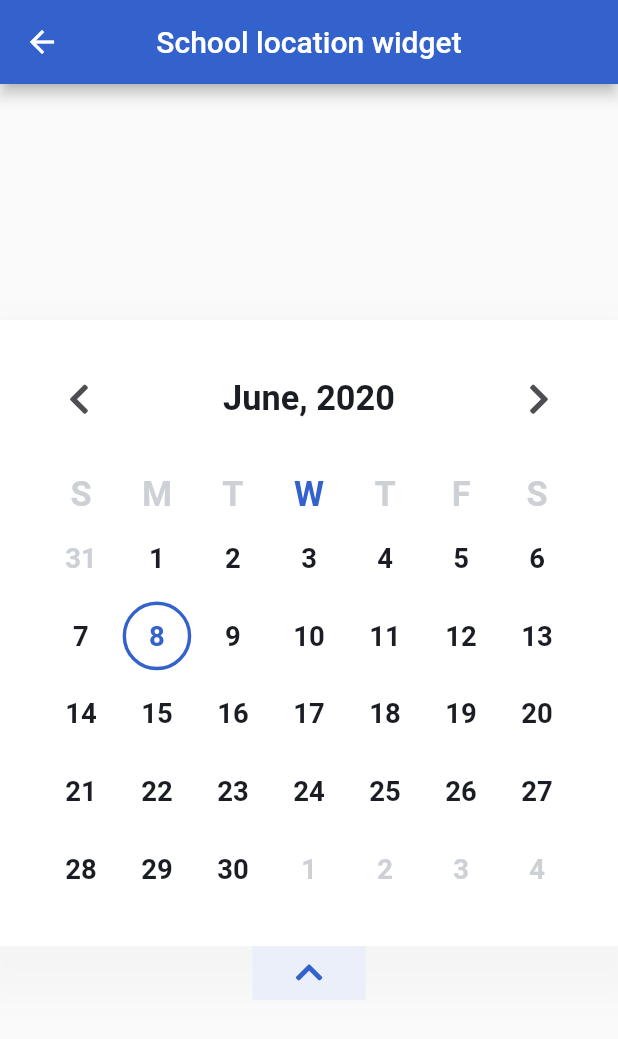
After one commit to bugthedebugger/school-ui-toolkit, a Flutter app: the CalendarExample screen opened directly, after a tap on an icon or button, on a phone screen of 412 x 824 dp. The commit adds this screen. Shown: the top 1039 px of the screen. Run offline on Flutter 3.47's test engine with Material 2 defaults, Android fonts, the phone set to English and light mode, and no system bars; our stand-ins replace cached_network_image, flutter_screenutil, font_awesome_flutter; statements that could not run were skipped.

Commit message:
Finished Calendar

```diff
--- /dev/null
+++ b/example/ui_example/lib/src/ui/calendar_example.dart
@@ -0,0 +1,28 @@
+import 'package:flutter/material.dart';
+import 'package:school_ui_toolkit/school_ui_toolkit.dart';
+
+class CalendarExample extends StatelessWidget {
+  @override
+  Widget build(BuildContext context) {
+    return Scaffold(
+      appBar: AppBar(
+        title: Text('School location widget'),
+        centerTitle: true,
+      ),
+      body: Center(
+        child: Calendar(
+          startExpanded: true,
+          onDateSelected: (date) {
+            print('Selected date: $date');
+          },
+          onNextMonth: (date) {
+            print('Next month: $date');
+          },
+          onPreviousMonth: (date) {
+            print('Previous month: $date');
+          },
+        ),
+      ),
+    );
+  }
+}
--- a/example/ui_example/lib/src/ui/grid_card.dart
+++ b/example/ui_example/lib/src/ui/grid_card.dart
@@ -1,4 +1,5 @@
 import 'package:flutter/material.dart';
+import 'package:school_ui_toolkit/school_ui_toolkit.dart';
 import 'package:ui_example/src/assets/assets.dart';
 
 class GridCard extends StatelessWidget {
@@ -27,7 +28,7 @@ class GridCard extends StatelessWidget {
         alignment: Alignment.center,
         width: ScreenUtil().setWidth(200),
         height: ScreenUtil().setHeight(100),
-        color: Colors.black45,
+        color: SchoolToolkitColors.blue,
         child: Text(
           '$title',
           textAlign: TextAlign.center,
--- a/example/ui_example/lib/src/ui/school_toolkit_text_field_example.dart
+++ b/example/ui_example/lib/src/ui/school_toolkit_text_field_example.dart
@@ -12,7 +12,9 @@ class SchoolToolkitTextFieldExample extends StatelessWidget {
       body: Padding(
         padding: const EdgeInsets.all(8.0),
         child: Center(
-          child: SchoolToolkitTextField(),
+          child: SchoolToolkitTextField(
+            hint: 'Custom text field',
+          ),
         ),
       ),
     );
--- a/example/ui_example/lib/src/ui/ui_catalog.dart
+++ b/example/ui_example/lib/src/ui/ui_catalog.dart
@@ -1,5 +1,6 @@
 import 'package:flutter/material.dart';
 import 'package:ui_example/src/assets/assets.dart';
+import 'package:ui_example/src/ui/calendar_example.dart';
 import 'package:ui_example/src/ui/grid_card.dart';
 import 'package:ui_example/src/ui/school_location_widget_example.dart';
 import 'package:ui_example/src/ui/school_toolkit_button.dart';
@@ -44,6 +45,10 @@ class UICatalog extends StatelessWidget {
             title: 'School toolkit overlapping button card',
             screen: SchoolToolkitOverlappingButtonCardExample(),
           ),
+          GridCard(
+            title: 'Calendar',
+            screen: CalendarExample(),
+          ),
         ],
       ),
     );
--- a/example/ui_example/pubspec.yaml
+++ b/example/ui_example/pubspec.yaml
@@ -34,6 +34,7 @@ dependencies:
   flutter_screenutil: ^2.2.0
   cached_network_image: ^2.2.0+1
   font_awesome_flutter: ^8.8.1
+  intl: ^0.16.1
 
 dev_dependencies:
   flutter_test:
--- a/lib/school_ui_toolkit.dart
+++ b/lib/school_ui_toolkit.dart
@@ -8,3 +8,4 @@ export 'package:school_ui_toolkit/src/school_toolkit_button/school_toolkit_butto
 export 'package:school_ui_toolkit/src/school_toolkit_text_field/school_toolkit_text_field.dart';
 export 'package:school_ui_toolkit/src/school_toolkit_role_button/school_toolkit_role_button.dart';
 export 'package:school_ui_toolkit/src/overlapping_button_card/overlapping_button_card.dart';
+export 'package:school_ui_toolkit/src/calendar/calendar.dart';
--- /dev/null
+++ b/lib/src/calendar/calendar.dart
@@ -0,0 +1,363 @@
+import 'package:flutter/material.dart';
+import 'package:flutter_screenutil/screenutil.dart';
+import 'package:font_awesome_flutter/font_awesome_flutter.dart';
+import 'package:intl/intl.dart';
+import 'package:school_ui_toolkit/src/calendar/calendar_date_element.dart';
+import 'package:school_ui_toolkit/src/colors/school_toolkit_colors.dart';
+import 'package:school_ui_toolkit/src/font_size/font_size.dart';
+
+class Calendar extends StatefulWidget {
+  final bool startExpanded;
+  final Function(DateTime) onDateSelected;
+  final Function(DateTime) onPreviousMonth;
+  final Function(DateTime) onNextMonth;
+
+  const Calendar({
+    Key key,
+    this.startExpanded = false,
+    this.onDateSelected,
+    this.onPreviousMonth,
+    this.onNextMonth,
+  }) : super(key: key);
+
+  @override
+  _CalendarState createState() => _CalendarState();
+}
+
+class _CalendarState extends State<Calendar> {
+  DateTime _selectedDate = DateTime.now();
+  List<DateTime> _weekDayDateTimeList;
+  bool _expanded = false;
+  DateTime _startOfMonth;
+  List<DateTime> _monthDateTimeList;
+  List<List<DateTime>> _calendarData;
+
+  @override
+  void initState() {
+    _expanded = widget.startExpanded;
+    _initCalendar();
+    super.initState();
+  }
+
+  void _initCalendar() {
+    _weekDayDateTimeList = List<DateTime>();
+    _monthDateTimeList = List<DateTime>();
+    _calendarData = List<List<DateTime>>();
+
+    if (_selectedDate.day == 1) {
+      _startOfMonth = _selectedDate;
+    } else {
+      _startOfMonth = _selectedDate.subtract(
+        Duration(days: _selectedDate.day - 1),
+      );
+    }
+
+    if (_startOfMonth.day != DateTime.sunday) {
+      _startOfMonth = _startOfMonth.subtract(
+        Duration(days: _startOfMonth.weekday),
+      );
+    }
+
+    for (int i = 0;; i = i + 7) {
+      DateTime date = _startOfMonth.add(Duration(days: i));
+      List<DateTime> tempDateList = List<DateTime>();
+
+      for (int i = 0; i < 7; i++) {
+        tempDateList.add(date.add(Duration(days: i)));
+      }
+      _calendarData.add(tempDateList);
+      if (_startOfMonth.add(Duration(days: i + 7)).month !=
+          _selectedDate.month) {
+        break;
+      }
+    }
+
+    DateTime weekDayCalendar;
+    if (_selectedDate.weekday == DateTime.sunday) {
+      weekDayCalendar = _selectedDate;
+    } else {
+      weekDayCalendar = _selectedDate.subtract(Duration(
+        days: _selectedDate.weekday,
+      ));
+    }
+    for (int i = 0; i < 7; i++) {
+      _weekDayDateTimeList?.add(weekDayCalendar.add(Duration(days: i)));
+    }
+
+    for (int i = 0;; i++) {
+      DateTime date = _startOfMonth.add(Duration(days: i));
+      if (date.month != _selectedDate.month) {
+        break;
+      }
+      _monthDateTimeList.add(date);
+    }
+  }
+
+  void _nextMonth() {
+    if (_selectedDate.month == DateTime.december) {
+      _selectedDate = DateTime(
+        _selectedDate.year + 1,
+        1,
+        _selectedDate.day,
+      );
+    } else {
+      _selectedDate = DateTime(
+        _selectedDate.year,
+        _selectedDate.month + 1,
+        _selectedDate.day,
+      );
+    }
+    setState(() {
+      _initCalendar();
+    });
+  }
+
+  void _previousMonth() {
+    if (_selectedDate.month == DateTime.january) {
+      _selectedDate = DateTime(
+        _selectedDate.year - 1,
+        12,
+        _selectedDate.day,
+      );
+    } else {
+      _selectedDate = DateTime(
+        _selectedDate.year,
+        _selectedDate.month - 1,
+        _selectedDate.day,
+      );
+    }
+    setState(() {
+      _initCalendar();
+    });
+  }
+
+  void _selectDate(DateTime date) {
+    _selectedDate = date;
+    setState(() {
+      _initCalendar();
+    });
+  }
+
+  @override
+  Widget build(BuildContext context) {
+    return Column(
+      mainAxisAlignment: MainAxisAlignment.start,
+      mainAxisSize: MainAxisSize.min,
+      children: <Widget>[
+        Container(
+          width: ScreenUtil().setWidth(414),
+          padding: EdgeInsets.all(
+            ScreenUtil().setWidth(25),
+          ),
+          margin: EdgeInsets.zero,
+          decoration: BoxDecoration(
+            color: Colors.white,
+            boxShadow: [
+              BoxShadow(
+                blurRadius: ScreenUtil().setHeight(15),
+                color: SchoolToolkitColors.black_shadow,
+                offset: Offset(
+                  0,
+                  ScreenUtil().setHeight(15),
+                ),
+                spreadRadius: ScreenUtil().setHeight(13),
+              ),
+            ],
+          ),
+          child: Column(
+            mainAxisAlignment: MainAxisAlignment.start,
+            crossAxisAlignment: CrossAxisAlignment.start,
+            children: <Widget>[
+              AnimatedSwitcher(
+                duration: Duration(milliseconds: 100),
+                child: _expanded
+                    ? Row(
+                        crossAxisAlignment: CrossAxisAlignment.center,
+                        mainAxisAlignment: MainAxisAlignment.spaceBetween,
+                        children: <Widget>[
+                          IconButton(
+                            onPressed: () {
+                              _previousMonth();
+                              if (widget.onPreviousMonth != null) {
+                                widget.onPreviousMonth(_selectedDate);
+                              }
+                            },
+                            icon: Icon(
+                              FontAwesomeIcons.chevronLeft,
+                              size: FontSize.fontSize20,
+                              color: SchoolToolkitColors.black,
+                            ),
+                          ),
+                          Text(
+                            '${DateFormat('MMMM, yyyy').format(_selectedDate)}',
+                            style: TextStyle(
+                              color: SchoolToolkitColors.dark_black,
+                              fontWeight: FontSize.semiBold,
+                              fontSize: FontSize.fontSize20,
+                            ),
+                          ),
+                          IconButton(
+                            onPressed: () {
+                              _nextMonth();
+                              if (widget.onNextMonth != null) {
+                                widget.onNextMonth(_selectedDate);
+                              }
+                            },
+                            icon: Icon(
+                              FontAwesomeIcons.chevronRight,
+                              size: FontSize.fontSize20,
+                              color: SchoolToolkitColors.black,
+                            ),
+                          ),
+                        ],
+                      )
+                    : Text(
+                        '${DateFormat('MMMM, yyyy').format(_selectedDate)}',
+                        style: TextStyle(
+                          color: SchoolToolkitColors.dark_black,
+                          fontWeight: FontSize.semiBold,
+                          fontSize: FontSize.fontSize20,
+                        ),
+                      ),
+              ),
+              SizedBox(
+                height: ScreenUtil().setHeight(22),
+              ),
+              AnimatedSwitcher(
+                reverseDuration: Duration(milliseconds: 100),
+                duration: Duration(milliseconds: 300),
+                child: _expanded
+                    ? Container(
+                        child: Table(
+                          defaultVerticalAlignment:
+                              TableCellVerticalAlignment.middle,
+                          children: [
+                            TableRow(
+                              children: _weekDayDateTimeList.map((day) {
+                                String dayInital =
+                                    DateFormat('E').format(day).substring(0, 1);
+                                return Center(
+                                  child: Text(
+                                    '$dayInital',
+                                    style: TextStyle(
+                                      color:
+                                          day.weekday == DateTime.now().weekday
+                                              ? SchoolToolkitColors.blue
+                                              : SchoolToolkitColors.light_grey,
+                                      fontWeight: FontSize.semiBold,
+                                      fontSize: FontSize.fontSize20,
+                                    ),
+                                  ),
+                                );
+                              }).toList(),
+                            ),
+                            for (List<DateTime> dateList in _calendarData) ...[
+                              TableRow(
+                                children: [
+                                  for (int i = 0; i < 7; i++)
+                                    Container(
+                                      height: ScreenUtil().setHeight(5),
+                                    ),
+                                ],
+                              ),
+                              TableRow(
+                                children: dateList.map((date) {
+                                  return CalendarDateElement(
+                                    date: date.day,
+                                    today: date.day == DateTime.now().day &&
+                                        date.month == DateTime.now().month,
+                                    fade: date.month != _selectedDate.month,
+                                    selected: date.day == _selectedDate.day &&
+                                        date.month == _selectedDate.month,
+                                    onTap: () {
+                                      _selectDate(date);
+                                      if (widget.onDateSelected != null) {
+                                        widget.onDateSelected(date);
+                                      }
+                                    },
+                                  );
+                                }).toList(),
+                              ),
+                            ],
+                          ],
+                        ),
+                      )
+                    : Table(
+                        defaultVerticalAlignment:
+                            TableCellVerticalAlignment.middle,
+                        children: [
+                          TableRow(
+                            children: _weekDayDateTimeList.map((day) {
+                              String dayInitial =
+                                  DateFormat('E').format(day).substring(0, 1);
+                              return Center(
+                                child: Text(
+                                  '$dayInitial',
+                                  style: TextStyle(
+                                    color: day.weekday == DateTime.now().weekday
+                                        ? SchoolToolkitColors.blue
+                                        : SchoolToolkitColors.light_grey,
+                                    fontWeight: FontSize.semiBold,
+                                    fontSize: FontSize.fontSize20,
+                                  ),
+                                ),
+                              );
+                            }).toList(),
+                          ),
+                          TableRow(
+                            children: [
+                              for (int i = 0; i < 7; i++)
+                                Container(
+                                  height: ScreenUtil().setHeight(5),
+                                ),
+                            ],
+                          ),
+                          TableRow(
+                            children: _weekDayDateTimeList.map((date) {
+                              return CalendarDateElement(
+                                date: date.day,
+                                today: date.day == DateTime.now().day &&
+                                    date.month == DateTime.now().month,
+                                fade: date.month != _selectedDate.month,
+                                selected: date.day == _selectedDate.day &&
+                                    date.month == _selectedDate.month,
+                                onTap: () {
+                                  _selectDate(date);
+                                  if (widget.onDateSelected != null) {
+                                    widget.onDateSelected(date);
+                                  }
+                                },
+                              );
+                            }).toList(),
+                          ),
+                        ],
+                      ),
+              ),
+            ],
+          ),
+        ),
+        Center(
+          child: GestureDetector(
+            onTap: () {
+              setState(() {
+                _expanded = !_expanded;
+              });
+            },
+            child: Container(
+              width: ScreenUtil().setWidth(66),
+              height: ScreenUtil().setHeight(30),
+              color: SchoolToolkitColors.lighter_blue,
+              child: Icon(
+                _expanded
+                    ? FontAwesomeIcons.chevronUp
+                    : FontAwesomeIcons.chevronDown,
+                color: SchoolToolkitColors.blue,
+                size: ScreenUtil().setWidth(18),
+              ),
+            ),
+          ),
+        ),
+      ],
+    );
+  }
+}
--- /dev/null
+++ b/lib/src/calendar/calendar_date_element.dart
@@ -0,0 +1,96 @@
+import 'package:flutter/material.dart';
+import 'package:flutter_screenutil/flutter_screenutil.dart';
+import 'package:school_ui_toolkit/src/colors/school_toolkit_colors.dart';
+import 'package:school_ui_toolkit/src/font_size/font_size.dart';
+
+class CalendarDateElement extends StatelessWidget {
+  final int date;
+  final bool today;
+  final bool fade;
+  final Function onTap;
+  final bool selected;
+
+  const CalendarDateElement({
+    Key key,
+    @required this.date,
+    this.today = false,
+    this.fade = false,
+    this.onTap,
+    this.selected = false,
+  })  : assert(date != null),
+        super(key: key);
+
+  @override
+  Widget build(BuildContext context) {
+    if (today) {
+      return GestureDetector(
+        onTap: onTap,
+        child: Container(
+          alignment: Alignment.center,
+          width: ScreenUtil().setWidth(40),
+          height: ScreenUtil().setWidth(40),
+          decoration: BoxDecoration(
+            shape: BoxShape.circle,
+            color: SchoolToolkitColors.lighter_blue,
+            border: Border.all(
+              color: SchoolToolkitColors.blue,
+              width: ScreenUtil().setWidth(2.0),
+            ),
+          ),
+          child: Text(
+            '$date',
+            style: TextStyle(
+              color: SchoolToolkitColors.blue,
+              fontSize: FontSize.fontSize16,
+              fontWeight: FontSize.semiBold,
+            ),
+          ),
+        ),
+      );
+    } else if (selected) {
+      return GestureDetector(
+        onTap: onTap,
+        child: Container(
+          alignment: Alignment.center,
+          width: ScreenUtil().setWidth(40),
+          height: ScreenUtil().setWidth(40),
+          decoration: BoxDecoration(
+            shape: BoxShape.circle,
+            // color: SchoolToolkitColors.lighter_blue,
+            border: Border.all(
+              color: SchoolToolkitColors.blue,
+              width: ScreenUtil().setWidth(2.0),
+            ),
+          ),
+          child: Text(
+            '$date',
+            style: TextStyle(
+              color: SchoolToolkitColors.blue,
+              fontSize: FontSize.fontSize16,
+              fontWeight: FontSize.semiBold,
+            ),
+          ),
+        ),
+      );
+    } else {
+      return GestureDetector(
+        onTap: onTap,
+        child: Container(
+          width: ScreenUtil().setWidth(40),
+          height: ScreenUtil().setWidth(40),
+          alignment: Alignment.center,
+          child: Text(
+            '$date',
+            style: TextStyle(
+              color: fade
+                  ? SchoolToolkitColors.light_grey
+                  : SchoolToolkitColors.dark_black,
+              fontSize: FontSize.fontSize16,
+              fontWeight: FontSize.semiBold,
+            ),
+          ),
+        ),
+      );
+    }
+  }
+}
--- a/lib/src/colors/school_toolkit_colors.dart
+++ b/lib/src/colors/school_toolkit_colors.dart
@@ -2,14 +2,23 @@ import 'package:flutter/widgets.dart';
 
 class SchoolToolkitColors {
   static const Color blue_grey = Color(0xfff0f0f8);
+  static const Color light_grey = Color(0xffCDD1D5);
+
   static const Color black = Color(0xff4D4E51);
+  static const Color dark_black = Color(0xff1A1D23);
   static const Color light_black = Color(0xff818181);
+
   static const Color blue = Color(0xff3362CC);
   static const Color light_blue = Color(0xff3D72DE);
+  static const Color lighter_blue = Color(0xffEAEFFA);
+
   static const Color yellow = Color(0xffFBD46D);
-  static const Color black_shadow = Color(0xff0000001C);
+
+  static const Color black_shadow = Color(0x0500000D);
+
   static const Color brown = Color(0xff965519);
   static const Color light_brown = Color(0xffFDECDC);
+
   static const Color green = Color(0xff248484);
   static const Color light_green = Color(0xffD8F9F5);
 }
--- a/lib/src/school_toolkit_text_field/school_toolkit_text_field.dart
+++ b/lib/src/school_toolkit_text_field/school_toolkit_text_field.dart
@@ -11,6 +11,7 @@ class SchoolToolkitTextField extends StatefulWidget {
   final VoidCallback onTap;
   final String errorText;
   final String label;
+  final String hint;
 
   const SchoolToolkitTextField({
     Key key,
@@ -22,6 +23,7 @@ class SchoolToolkitTextField extends StatefulWidget {
     this.onTap,
     this.errorText,
     this.label,
+    this.hint,
   }) : super(key: key);
 
   @override
@@ -39,6 +41,7 @@ class _SchoolToolkitTextFieldState extends State<SchoolToolkitTextField> {
       onFieldSubmitted: widget.onFieldSubmitted,
       onTap: widget.onTap,
       decoration: InputDecoration(
+        hintText: widget.hint,
         border: OutlineInputBorder(
           borderRadius: BorderRadius.circular(
             ScreenUtil().setWidth(5.0),
--- a/pubspec.yaml
+++ b/pubspec.yaml
@@ -14,6 +14,7 @@ dependencies:
   flutter_screenutil: ^2.2.0
   cached_network_image: ^2.2.0+1
   font_awesome_flutter: ^8.8.1
+  intl: ^0.16.1
 
 dev_dependencies:
   flutter_test:
```
Also changed, not shown: example/ui_example/pubspec.lock, pubspec.lock.
